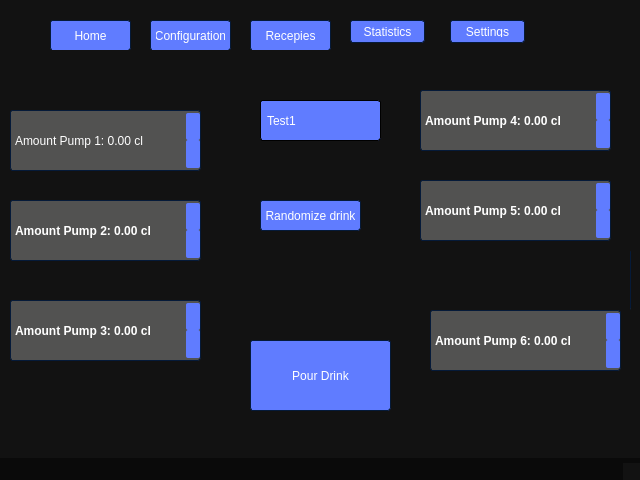
Qt form GUI/UI/dmm.ui (ErikMagnusson256/automatic_drink_mixing_machine) before a commit.
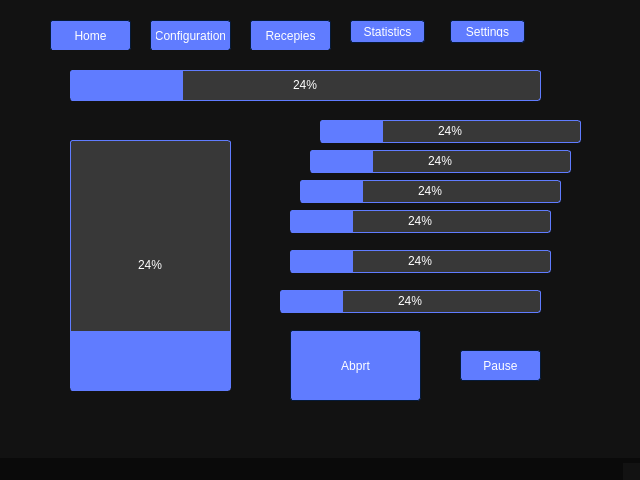
The same form after that commit. The open tabs and pages were chosen to show the change. Icons and pictures are not drawn.

What changed in the file:
```diff
--- a/GUI/UI/dmm.ui
+++ b/GUI/UI/dmm.ui
@@ -1312,7 +1312,7 @@
    <widget class="QStackedWidget" name="DMMPages">
     <property name="geometry">
      <rect>
-      <x>10</x>
+      <x>0</x>
       <y>50</y>
       <width>621</width>
       <height>391</height>
@@ -1626,7 +1626,205 @@
       </item>
      </widget>
     </widget>
-    <widget class="QWidget" name="page_4"/>
+    <widget class="QWidget" name="PouringPage">
+     <widget class="QProgressBar" name="progressBar">
+      <property name="geometry">
+       <rect>
+        <x>70</x>
+        <y>20</y>
+        <width>471</width>
+        <height>31</height>
+       </rect>
+      </property>
+      <property name="value">
+       <number>24</number>
+      </property>
+     </widget>
+     <widget class="QProgressBar" name="Pump1ProgressBar">
+      <property name="geometry">
+       <rect>
+        <x>320</x>
+        <y>70</y>
+        <width>261</width>
+        <height>23</height>
+       </rect>
+      </property>
+      <property name="value">
+       <number>24</number>
+      </property>
+      <property name="orientation">
+       <enum>Qt::Horizontal</enum>
+      </property>
+      <property name="textDirection">
+       <enum>QProgressBar::TopToBottom</enum>
+      </property>
+     </widget>
+     <widget class="QProgressBar" name="progressBar_2">
+      <property name="geometry">
+       <rect>
+        <x>70</x>
+        <y>90</y>
+        <width>161</width>
+        <height>251</height>
+       </rect>
+      </property>
+      <property name="value">
+       <number>24</number>
+      </property>
+      <property name="orientation">
+       <enum>Qt::Vertical</enum>
+      </property>
+      <property name="textDirection">
+       <enum>QProgressBar::BottomToTop</enum>
+      </property>
+     </widget>
+     <widget class="QProgressBar" name="Pump1ProgressBar_2">
+      <property name="geometry">
+       <rect>
+        <x>310</x>
+        <y>100</y>
+        <width>261</width>
+        <height>23</height>
+       </rect>
+      </property>
+      <property name="value">
+       <number>24</number>
+      </property>
+      <property name="orientation">
+       <enum>Qt::Horizontal</enum>
+      </property>
+      <property name="textDirection">
+       <enum>QProgressBar::TopToBottom</enum>
+      </property>
+     </widget>
+     <widget class="QProgressBar" name="Pump1ProgressBar_3">
+      <property name="geometry">
+       <rect>
+        <x>300</x>
+        <y>130</y>
+        <width>261</width>
+        <height>23</height>
+       </rect>
+      </property>
+      <property name="value">
+       <number>24</number>
+      </property>
+      <property name="orientation">
+       <enum>Qt::Horizontal</enum>
+      </property>
+      <property name="textDirection">
+       <enum>QProgressBar::TopToBottom</enum>
+      </property>
+     </widget>
+     <widget class="QProgressBar" name="Pump1ProgressBar_4">
+      <property name="geometry">
+       <rect>
+        <x>290</x>
+        <y>160</y>
+        <width>261</width>
+        <height>23</height>
+       </rect>
+      </property>
+      <property name="value">
+       <number>24</number>
+      </property>
+      <property name="orientation">
+       <enum>Qt::Horizontal</enum>
+      </property>
+      <property name="textDirection">
+       <enum>QProgressBar::TopToBottom</enum>
+      </property>
+     </widget>
+     <widget class="QProgressBar" name="Pump1ProgressBar_5">
+      <property name="geometry">
+       <rect>
+        <x>290</x>
+        <y>200</y>
+        <width>261</width>
+        <height>23</height>
+       </rect>
+      </property>
+      <property name="value">
+       <number>24</number>
+      </property>
+      <property name="orientation">
+       <enum>Qt::Horizontal</enum>
+      </property>
+      <property name="textDirection">
+       <enum>QProgressBar::TopToBottom</enum>
+      </property>
+     </widget>
+     <widget class="QProgressBar" name="Pump1ProgressBar_6">
+      <property name="geometry">
+       <rect>
+        <x>280</x>
+        <y>240</y>
+        <width>261</width>
+        <height>23</height>
+       </rect>
+      </property>
+      <property name="value">
+       <number>24</number>
+      </property>
+      <property name="orientation">
+       <enum>Qt::Horizontal</enum>
+      </property>
+      <property name="textDirection">
+       <enum>QProgressBar::BottomToTop</enum>
+      </property>
+     </widget>
+     <widget class="QPushButton" name="pushButton_3">
+      <property name="geometry">
+       <rect>
+        <x>290</x>
+        <y>280</y>
+        <width>131</width>
+        <height>71</height>
+       </rect>
+      </property>
+      <property name="text">
+       <string>Abprt</string>
+      </property>
+     </widget>
+     <widget class="QPushButton" name="pushButton_4">
+      <property name="geometry">
+       <rect>
+        <x>460</x>
+        <y>300</y>
+        <width>81</width>
+        <height>31</height>
+       </rect>
+      </property>
+      <property name="text">
+       <string>Pause</string>
+      </property>
+     </widget>
+    </widget>
+    <widget class="QWidget" name="ConfigGlassPage">
+     <widget class="QPushButton" name="pushButton_5">
+      <property name="geometry">
+       <rect>
+        <x>360</x>
+        <y>150</y>
+        <width>161</width>
+        <height>91</height>
+       </rect>
+      </property>
+      <property name="text">
+       <string>Confirm glass size</string>
+      </property>
+     </widget>
+     <widget class="QSpinBox" name="spinBox">
+      <property name="geometry">
+       <rect>
+        <x>120</x>
+        <y>150</y>
+        <width>171</width>
+        <height>91</height>
+       </rect>
+      </property>
+     </widget>
+    </widget>
    </widget>
   </widget>
   <widget class="QMenuBar" name="menubar">
```
Left out of the diff: 4 changed lines with no effect on the pictures.
